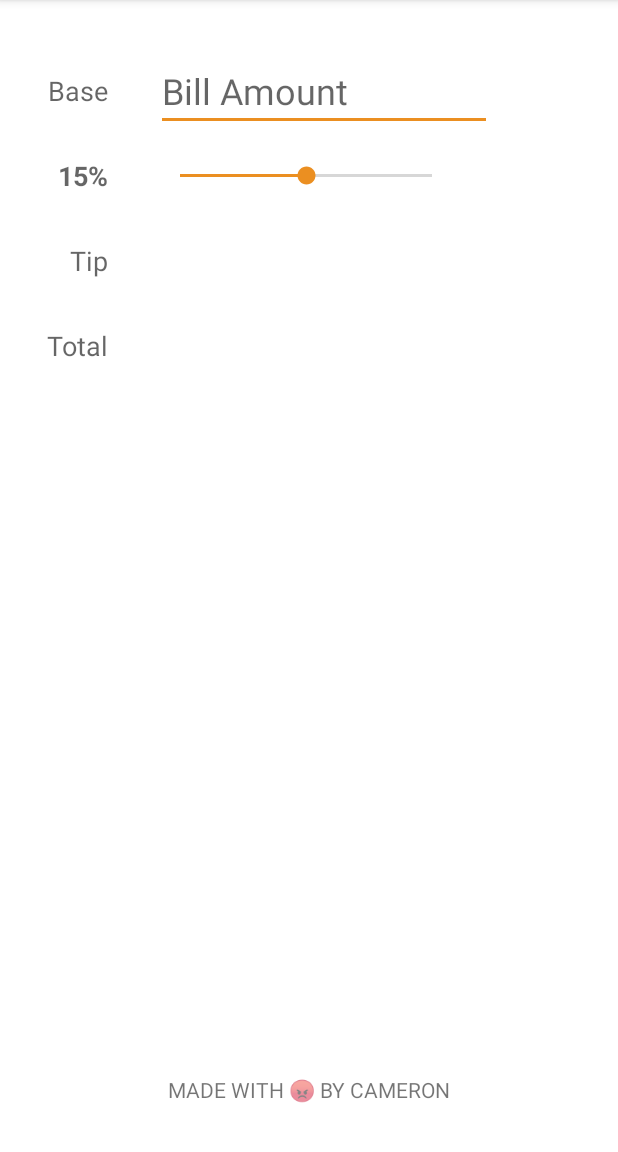
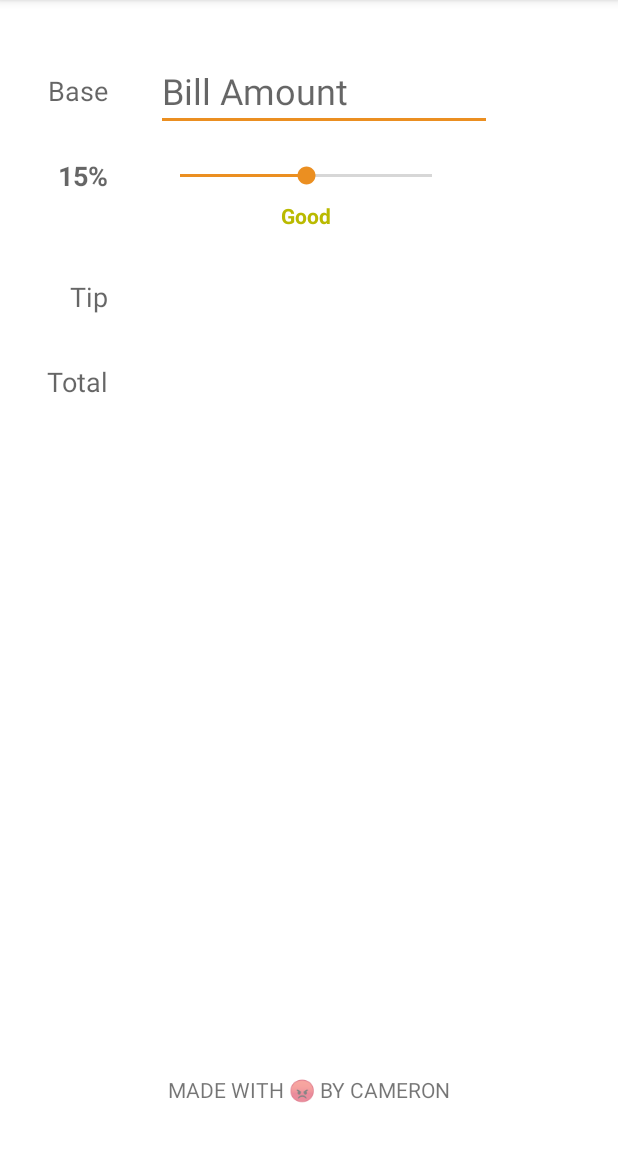
Before and after one commit to Celestial-Nuthawk/Tippy, an Android app: the screen it shows after launch (MainActivity), on a phone screen of 412 x 824 dp, the part 84-1236 px from its top. Run offline under Robolectric (Android 15) with nearby library versions, the phone set to English and light mode, and no system bars.

Commit message:
Added Tip Quality Descriptor with Color Gradient

```diff
--- a/app/src/main/java/com/example/tippy/MainActivity.kt
+++ b/app/src/main/java/com/example/tippy/MainActivity.kt
@@ -1,5 +1,6 @@
 package com.example.tippy
 
+import android.animation.ArgbEvaluator
 import androidx.appcompat.app.AppCompatActivity
 import android.os.Bundle
 import android.text.Editable
@@ -8,6 +9,7 @@ import android.util.Log
 import android.widget.EditText
 import android.widget.SeekBar
 import android.widget.TextView
+import androidx.core.content.ContextCompat
 
 private const val TAG = "MainActivity"
 private const val INITIAL_TIP_PERCENT = 15
@@ -19,24 +21,30 @@ class MainActivity : AppCompatActivity() {
     private lateinit var tvTipPercentLabel: TextView
     private lateinit var tvTipAmount: TextView
     private lateinit var tvTotalAmount: TextView
+    private lateinit var tvTipDescription: TextView
 
     override fun onCreate(savedInstanceState: Bundle?) {
         super.onCreate(savedInstanceState)
         setContentView(R.layout.activity_main)
+
         etBaseAmount = findViewById(R.id.etBaseAmount)
         seekBarTip = findViewById(R.id.seekBarTip)
         tvTipPercentLabel = findViewById(R.id.tvTipPercentLabel)
         tvTipAmount = findViewById(R.id.tvTipAmount)
         tvTotalAmount = findViewById(R.id.tvTotalAmount)
+        tvTipDescription = findViewById(R.id.tvTipDescription)
 
         seekBarTip.progress = INITIAL_TIP_PERCENT
         tvTipPercentLabel.text = "$INITIAL_TIP_PERCENT%"
+        updateTipDescription(INITIAL_TIP_PERCENT)
+
         seekBarTip.setOnSeekBarChangeListener(object: SeekBar.OnSeekBarChangeListener{
 
             override fun onProgressChanged(seekBar: SeekBar?, progress: Int, fromUser: Boolean) {
                 Log.i(TAG, "onProgressChanged $progress")
                 tvTipPercentLabel.text = "$progress%"
                 computeTipAndTotal()
+                updateTipDescription(progress)
             }
 
             override fun onStartTrackingTouch(p0: SeekBar?) {
@@ -63,6 +71,22 @@ class MainActivity : AppCompatActivity() {
 
     }
 
+    private fun updateTipDescription(tipPercent: Int) {
+        val tipDescription = when(tipPercent){
+            in 0..9 -> "Poor"
+            in 10..14 -> "Acceptable"
+            in 15..19 -> "Good"
+            in 20..24 -> "Great"
+            else -> "Amazing"
+        }
+        tvTipDescription.text = tipDescription
+
+        //update color based on tipPercent
+        val color = ArgbEvaluator().evaluate(tipPercent.toFloat() / seekBarTip.max, ContextCompat.getColor(this, R.color.colorWorstTip), ContextCompat.getColor(this, R.color.colorBestTip)) as Int
+        tvTipDescription.setTextColor(color)
+
+    }
+
     private fun computeTipAndTotal() {
         if(etBaseAmount.text.isEmpty()){
             tvTipAmount.text = ""
--- a/app/src/main/res/layout/activity_main.xml
+++ b/app/src/main/res/layout/activity_main.xml
@@ -34,7 +34,7 @@
         android:id="@+id/tvTipLabel"
         android:layout_width="wrap_content"
         android:layout_height="wrap_content"
-        android:layout_marginTop="32dp"
+        android:layout_marginTop="56dp"
         android:text="Tip"
         android:textAppearance="@style/TextAppearance.AppCompat.Medium"
         app:layout_constraintEnd_toEndOf="@id/tvTipPercentLabel"
@@ -105,4 +105,15 @@
         app:layout_constraintHorizontal_bias="0.5"
         app:layout_constraintStart_toStartOf="parent" />
 
+    <TextView
+        android:id="@+id/tvTipDescription"
+        android:layout_width="wrap_content"
+        android:layout_height="wrap_content"
+        android:layout_marginTop="8dp"
+        android:textStyle="bold"
+        app:layout_constraintEnd_toEndOf="@+id/seekBarTip"
+        app:layout_constraintStart_toStartOf="@+id/seekBarTip"
+        app:layout_constraintTop_toBottomOf="@+id/seekBarTip"
+        tools:text="Acceptable" />
+
 </androidx.constraintlayout.widget.ConstraintLayout>
--- a/app/src/main/res/values/colors.xml
+++ b/app/src/main/res/values/colors.xml
@@ -13,4 +13,7 @@
     <color name="darkOrange">#9E5600</color>
     <color name="lightOrange">#EB8F21</color>
 
+    <color name="colorWorstTip">#FF0000</color>
+    <color name="colorBestTip">#00FF00</color>
+
 </resources>
```
